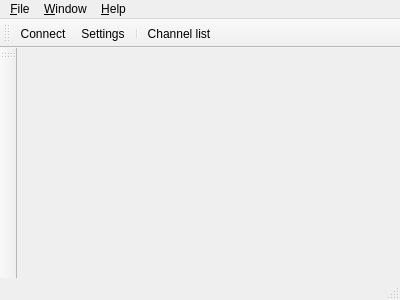
First picture: the form in src/ui/mainwindow.ui, repository nilsding/IrrerrC, before the edit.
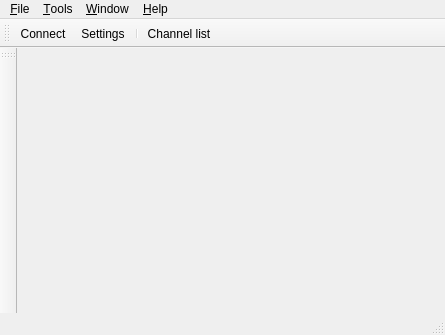
Second picture: the form after the edit. Icons and pictures are not drawn.

Diff of the .ui file:
```diff
--- a/src/ui/mainwindow.ui
+++ b/src/ui/mainwindow.ui
@@ -6,8 +6,8 @@
    <rect>
     <x>0</x>
     <y>0</y>
-    <width>400</width>
-    <height>300</height>
+    <width>445</width>
+    <height>335</height>
    </rect>
   </property>
   <property name="windowTitle">
@@ -23,8 +23,8 @@
     <rect>
      <x>0</x>
      <y>0</y>
-     <width>400</width>
-     <height>21</height>
+     <width>445</width>
+     <height>22</height>
     </rect>
    </property>
    <widget class="QMenu" name="qmFile">
@@ -57,7 +57,14 @@
     <addaction name="qaAbout"/>
     <addaction name="qaAboutQt"/>
    </widget>
+   <widget class="QMenu" name="qmTools">
+    <property name="title">
+     <string>&amp;Tools</string>
+    </property>
+    <addaction name="qaScripts"/>
+   </widget>
    <addaction name="qmFile"/>
+   <addaction name="qmTools"/>
    <addaction name="qmWindow"/>
    <addaction name="qmHelp"/>
   </widget>
```
Left out of the diff: 20 changed lines with no effect on the pictures.
